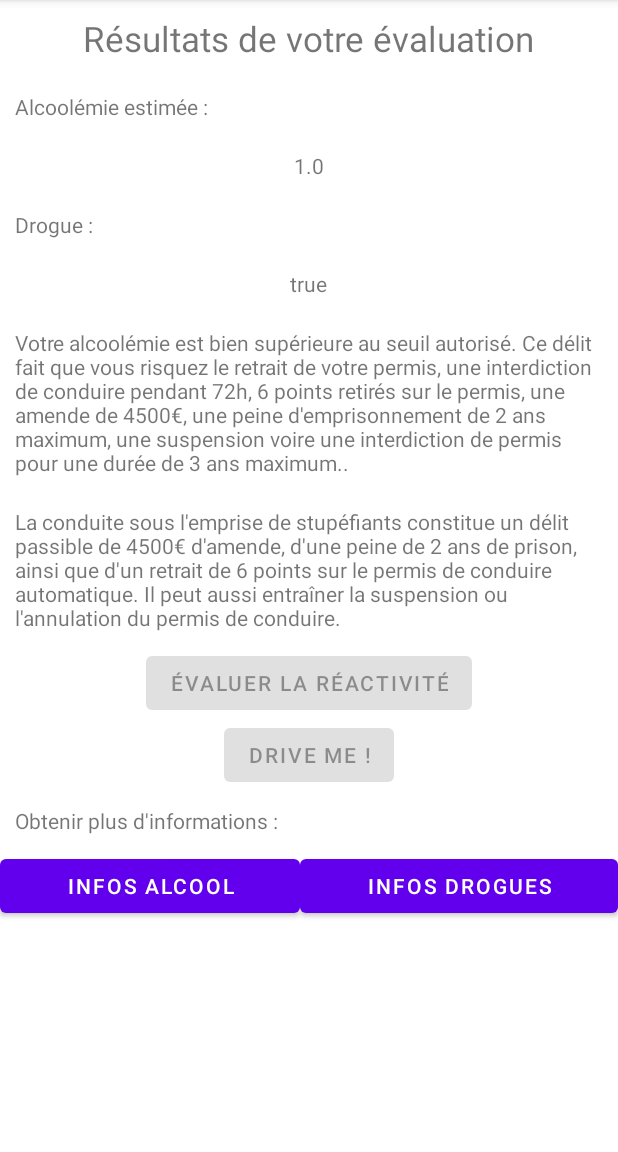
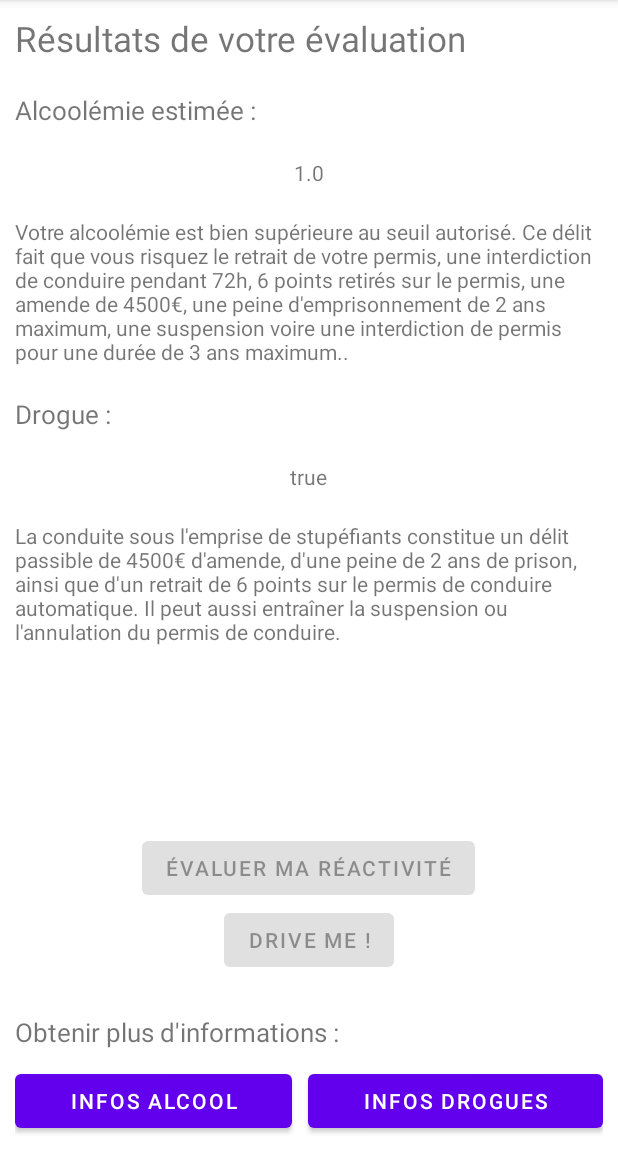
Before and after one commit to LogarithmeNeper/IFYouDrive, an Android app: the EvaluateRisks screen opened directly, with no data from a screen before it, on a phone screen of 412 x 824 dp, the part 84-1236 px from its top. Run offline under Robolectric (Android 15) with nearby library versions, the phone set to English and light mode, and no system bars.

Commit message:
improvement on test results appearance

```diff
--- a/app/src/main/res/layout/activity_evaluate_risks.xml
+++ b/app/src/main/res/layout/activity_evaluate_risks.xml
@@ -1,54 +1,43 @@
 <?xml version="1.0" encoding="utf-8"?>
-<LinearLayout
+<RelativeLayout
     xmlns:android="http://schemas.android.com/apk/res/android"
     xmlns:app="http://schemas.android.com/apk/res-auto"
     xmlns:tools="http://schemas.android.com/tools"
     android:layout_width="match_parent"
     android:layout_height="match_parent"
+    android:padding="10dp"
     tools:context=".MainActivity"
     android:orientation="vertical">
 
     <ScrollView
         android:layout_width="match_parent"
-        android:layout_height="match_parent">
+        android:layout_height="match_parent"
+        android:layout_above="@id/reactivity_button">
+
         <LinearLayout
             android:layout_width="match_parent"
-            android:layout_height="match_parent"
+            android:layout_height="wrap_content"
             android:orientation="vertical">
 
             <TextView
                 android:layout_width="wrap_content"
                 android:layout_height="wrap_content"
-                android:layout_margin="10sp"
-                android:layout_gravity="center_horizontal"
+                android:layout_marginBottom="10dp"
                 android:textSize="23sp"
                 android:text="Résultats de votre évaluation"/>
 
             <TextView
                 android:layout_width="match_parent"
                 android:layout_height="wrap_content"
-                android:layout_margin="10dp"
+                android:layout_marginVertical="10dp"
+                android:textSize="17dp"
                 android:text="Alcoolémie estimée :"/>
 
             <TextView
                 android:id="@+id/estimation_field"
                 android:layout_width="wrap_content"
                 android:layout_height="wrap_content"
-                android:layout_margin="10dp"
-                android:layout_gravity="center_horizontal"
-                android:text=""/>
-
-            <TextView
-                android:layout_width="match_parent"
-                android:layout_height="wrap_content"
-                android:layout_margin="10dp"
-                android:text="Drogue : "/>
-
-            <TextView
-                android:id="@+id/drugs_field"
-                android:layout_width="wrap_content"
-                android:layout_height="wrap_content"
-                android:layout_margin="10dp"
+                android:layout_marginVertical="10dp"
                 android:layout_gravity="center_horizontal"
                 android:text=""/>
 
@@ -56,37 +45,63 @@
                 android:id="@+id/risks_alcohol"
                 android:layout_width="match_parent"
                 android:layout_height="wrap_content"
-                android:layout_margin="10dp"
+                android:layout_marginVertical="10dp"
+                android:text=""/>
+
+            <TextView
+                android:layout_width="match_parent"
+                android:layout_height="wrap_content"
+                android:layout_marginVertical="10dp"
+                android:textSize="17dp"
+                android:text="Drogue : "/>
+
+            <TextView
+                android:id="@+id/drugs_field"
+                android:layout_width="wrap_content"
+                android:layout_height="wrap_content"
+                android:layout_marginVertical="10dp"
+                android:layout_gravity="center_horizontal"
                 android:text=""/>
 
             <TextView
                 android:id="@+id/risks_drugs"
                 android:layout_width="match_parent"
                 android:layout_height="wrap_content"
-                android:layout_margin="10dp"
+                android:layout_marginVertical="10dp"
                 android:text=""/>
+
+        </LinearLayout>
+    </ScrollView>
 
     <Button
         android:id="@+id/reactivity_button"
         android:layout_width="wrap_content"
         android:layout_height="wrap_content"
         android:layout_gravity="center_horizontal"
-                android:text="Évaluer la réactivité"/>
+        android:layout_above="@id/skip_drive_button"
+        android:layout_centerHorizontal="true"
+        android:text="Évaluer ma réactivité"/>
 
     <Button
         android:id="@+id/skip_drive_button"
         android:layout_width="wrap_content"
         android:layout_height="wrap_content"
         android:layout_gravity="center_horizontal"
+        android:layout_above="@id/info_text"
+        android:layout_centerHorizontal="true"
+        android:layout_marginBottom="15dp"
         android:text="Drive me !"/>
 
-
     <TextView
+        android:id="@+id/info_text"
         android:layout_width="match_parent"
         android:layout_height="wrap_content"
-                android:layout_margin="10dp"
+        android:layout_marginVertical="10dp"
+        android:layout_above="@id/info_layout"
+        android:textSize="17dp"
         android:text="Obtenir plus d'informations :"/>
     <LinearLayout
+        android:id="@+id/info_layout"
         android:layout_width="match_parent"
         android:layout_height="wrap_content"
         android:layout_alignParentBottom="true"
@@ -97,18 +112,18 @@
             android:layout_width="wrap_content"
             android:layout_height="wrap_content"
             android:layout_alignParentTop="false"
-                    android:layout_weight="0.5"
+            android:layout_marginRight="5dp"
+            android:layout_weight="1"
             android:text="Infos alcool"/>
 
         <Button
             android:id="@+id/drugs_info"
             android:layout_width="wrap_content"
             android:layout_height="wrap_content"
-                    android:layout_weight="0.5"
+            android:layout_marginLeft="5dp"
+            android:layout_weight="1"
             android:text="Infos drogues"/>
+
     </LinearLayout>
 
-
-        </LinearLayout>
-    </ScrollView>
-</LinearLayout>
+</RelativeLayout>
```
Lines whose indentation alone changed are shown as unchanged.
